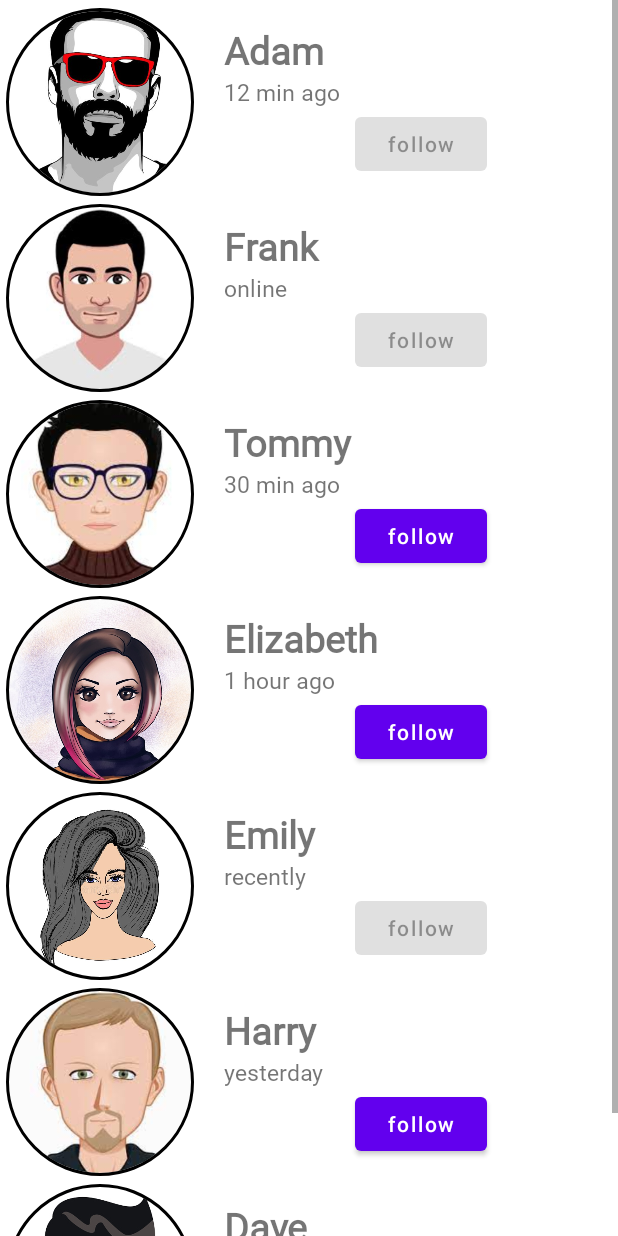
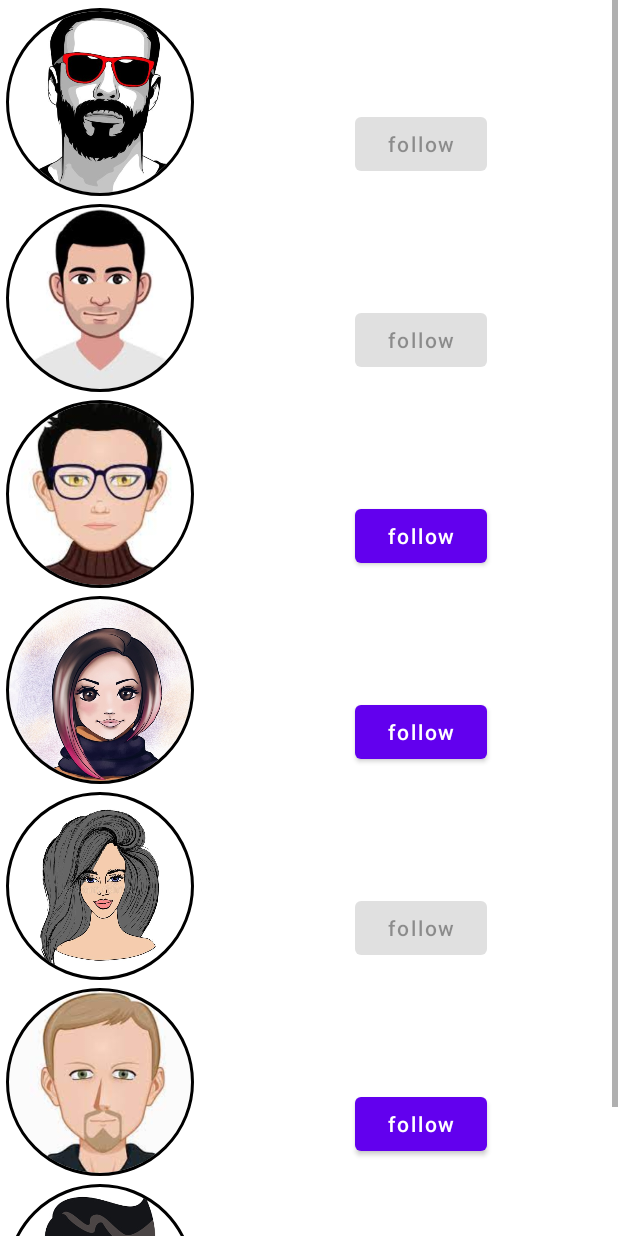
Before and after one commit to vetal54/homework_3, an Android app: the layout activity_main.xml on its own in the app's theme, with its tools: preview values and no code run, on a phone screen of 412 x 824 dp. Run offline under Robolectric (Android 15) with nearby library versions, the phone set to English and light mode, and no system bars.

Commit message:
Second commit

```diff
--- a/app/src/main/AndroidManifest.xml
+++ b/app/src/main/AndroidManifest.xml
@@ -10,7 +10,7 @@
         android:supportsRtl="true"
         android:theme="@style/Theme.Homework_3">
         <activity
-            android:name=".UserFullInfo"
+            android:name=".UserFullInfoActivity"
             android:exported="true" />
         <activity
             android:name=".MainActivity"
--- a/app/src/main/java/com/example/homework_3/ViewModel/UserViewModel.kt
+++ b/app/src/main/java/com/example/homework_3/ViewModel/UserFullInfoViewModel.kt
@@ -4,7 +4,7 @@ import androidx.lifecycle.MutableLiveData
 import androidx.lifecycle.ViewModel
 import com.example.homework_3.UserData
 
-class UserViewModel : ViewModel() {
+class UserFullInfoViewModel : ViewModel() {
 
     val userData: UserData = UserData()
 
--- a/app/src/main/res/layout/activity_main.xml
+++ b/app/src/main/res/layout/activity_main.xml
@@ -36,11 +36,11 @@
                     android:id="@+id/userName1"
                     style="@style/nameStyle"
                     android:fontFamily="@font/roboto"
-                    android:text="@string/adam" />
+                    android:text="" />
 
                 <TextView
                     android:id="@+id/lastSeen1"
-                    android:text="@string/_12_min_ago"
+                    android:text=""
                     style="@style/lastSeenStyle" />
 
                 <Button
@@ -76,13 +76,13 @@
 
                 <TextView
                     android:id="@+id/userName2"
-                    android:text="@string/frank"
+                    android:text=""
                     android:textSize="@dimen/textSize"
                     style="@style/nameStyle" />
 
                 <TextView
                     android:id="@+id/lastSeen2"
-                    android:text="@string/online"
+                    android:text=""
                     style="@style/lastSeenStyle" />
 
                 <Button
@@ -118,12 +118,12 @@
 
                 <TextView
                     android:id="@+id/userName3"
-                    android:text="@string/tommy"
+                    android:text=""
                     style="@style/nameStyle" />
 
                 <TextView
                     android:id="@+id/lastSeen3"
-                    android:text="@string/_30_min_ago"
+                    android:text=""
                     style="@style/lastSeenStyle" />
 
                 <Button
@@ -158,12 +158,12 @@
 
                 <TextView
                     android:id="@+id/userName4"
-                    android:text="@string/elizabeth"
-                    style="@style/nameStyle" />
+                    style="@style/nameStyle"
+                    android:text="" />
 
                 <TextView
                     android:id="@+id/lastSeen4"
-                    android:text="@string/_1_hour_ago"
+                    android:text=""
                     style="@style/lastSeenStyle" />
 
                 <Button
@@ -197,12 +197,12 @@
 
                 <TextView
                     android:id="@+id/userName5"
-                    android:text="@string/emily"
+                    android:text=""
                     style="@style/nameStyle" />
 
                 <TextView
                     android:id="@+id/lastSeen5"
-                    android:text="@string/recently"
+                    android:text=""
                     style="@style/lastSeenStyle" />
 
                 <Button
@@ -237,12 +237,12 @@
 
                 <TextView
                     android:id="@+id/userName6"
-                    android:text="@string/harry"
+                    android:text=""
                     style="@style/nameStyle" />
 
                 <TextView
                     android:id="@+id/lastSeen6"
-                    android:text="@string/yesterday"
+                    android:text=""
                     style="@style/lastSeenStyle" />
 
                 <Button
@@ -262,10 +262,11 @@
 
             <de.hdodenhof.circleimageview.CircleImageView
                 android:id="@+id/profile_image7"
+                android:layout_marginBottom="5dp"
                 style="@style/avaStyle"
                 android:src="@drawable/avatar6"
                 app:civ_border_width="2dp"
-                app:civ_border_color="#FF000000"/>
+                app:civ_border_color="#FF000000" />
 
             <LinearLayout
                 android:layout_width="match_parent"
@@ -276,12 +277,12 @@
 
                 <TextView
                     android:id="@+id/userName7"
-                    android:text="@string/dave"
+                    android:text=""
                     style="@style/nameStyle" />
 
                 <TextView
                     android:id="@+id/lastSeen7"
-                    android:text="@string/_5_hour_ago"
+                    android:text=""
                     style="@style/lastSeenStyle" />
 
                 <Button
--- a/app/src/main/res/layout/activity_user_full_info.xml
+++ b/app/src/main/res/layout/activity_user_full_info.xml
@@ -4,7 +4,7 @@
     xmlns:tools="http://schemas.android.com/tools"
     android:layout_width="match_parent"
     android:layout_height="match_parent"
-    tools:context=".UserFullInfo">
+    tools:context=".UserFullInfoActivity">
 
     <ImageView
         android:id="@+id/imageView"
```
Also changed, not shown: app/src/main/java/com/example/homework_3/MainActivity.kt (+127 -11 lines), app/src/main/java/com/example/homework_3/UserFullInfoActivity.kt (renamed from app/src/main/java/com/example/homework_3/UserFullInfo.kt, +4 -4 lines).
